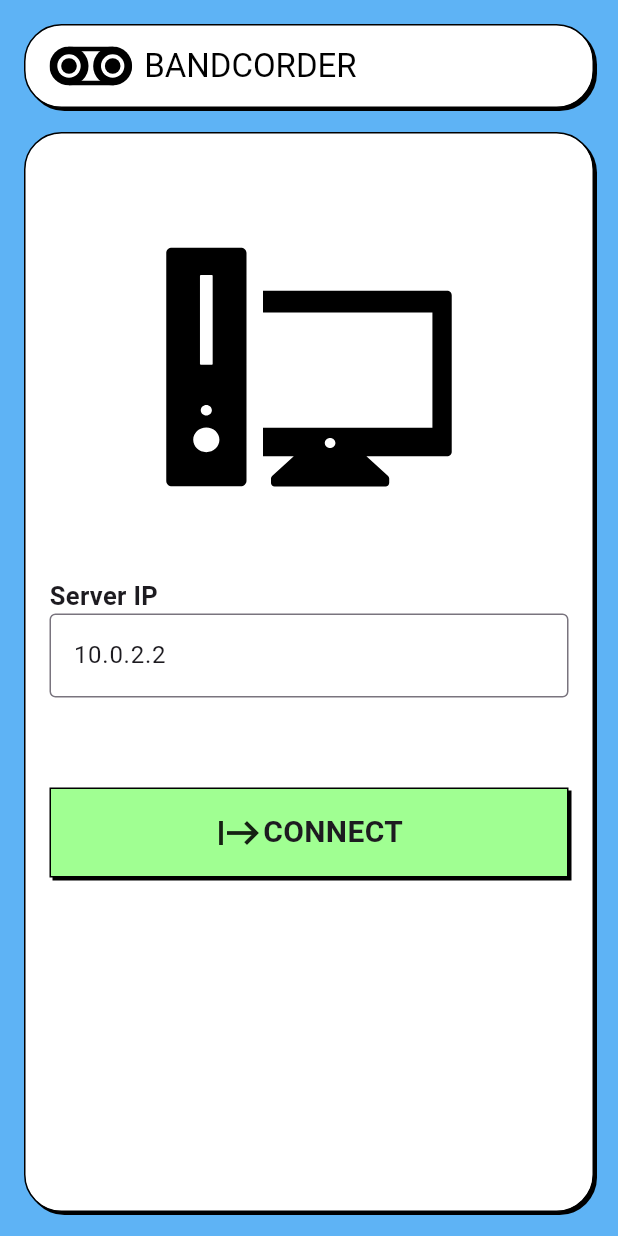
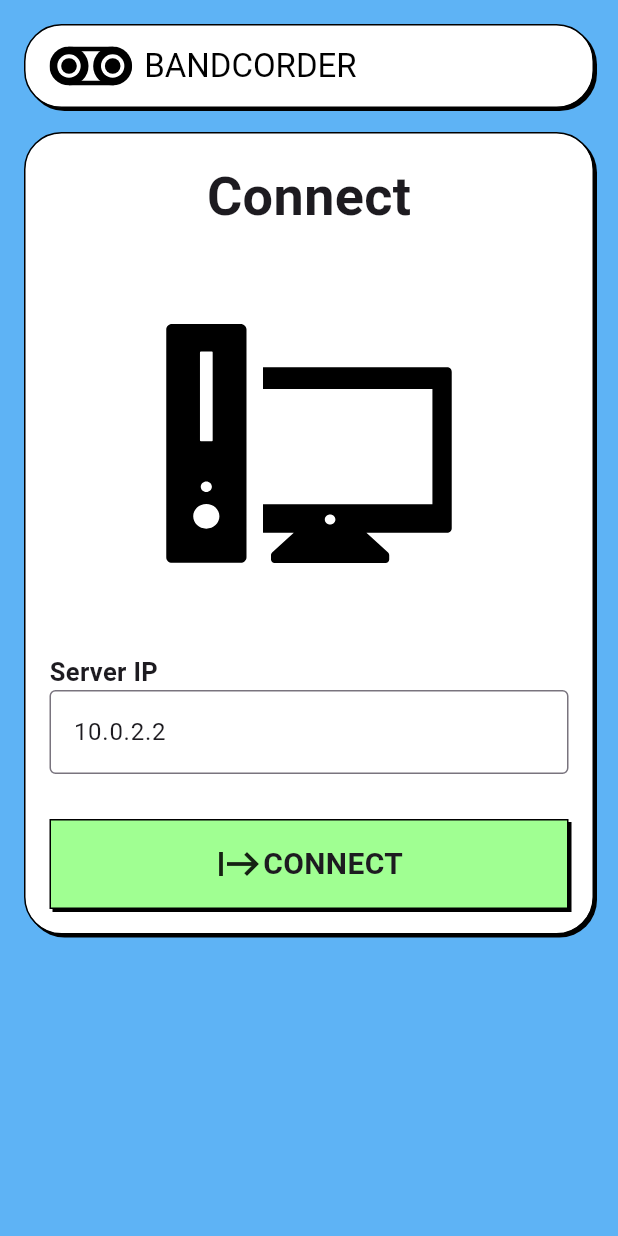
Before and after one commit to steffsommer/bandcorder, a Flutter app: the screen it shows after launch, on a phone screen of 412 x 824 dp. Run offline on Flutter 3.47's test engine with Material 3 defaults, Android fonts, the phone set to English and light mode, and no system bars; our stand-ins replace flutter_svg, fluttertoast.

Commit message:
finalized connect page

```diff
--- a/app/lib/contants.dart
+++ b/app/lib/contants.dart
@@ -13,6 +13,7 @@ class Constants {
 
   static const textSizeNormal = 17.0;
   static const textSizeBigger = 20.0;
+  static const textSizeBiggest = 36.0;
   static const boxShadow = [
     BoxShadow(
       color: Colors.black,
--- a/app/lib/pages/connect_page.dart
+++ b/app/lib/pages/connect_page.dart
@@ -1,11 +1,12 @@
 import 'package:bandcorder/contants.dart';
+import 'package:bandcorder/pages/record_page.dart';
 import 'package:bandcorder/widgets/custom_app_bar.dart';
-import 'package:bandcorder/pages/record_page.dart';
 import 'package:bandcorder/widgets/custom_card.dart';
+import 'package:bandcorder/widgets/heading.dart';
 import 'package:flutter/material.dart';
 import 'package:flutter_svg/svg.dart';
+
 import '../services/web_socket_service.dart';
-import '../widgets/custom_text_field.dart';
 import '../widgets/custom_button.dart';
 
 class ConnectPage extends StatefulWidget {
@@ -17,17 +18,30 @@ class ConnectPage extends StatefulWidget {
 
 class ConnectPageState extends State<ConnectPage> {
   final WebSocketService _socketService = WebSocketService();
-
   String _textFieldValue = '10.0.2.2';
+  bool _isConnecting = false;
 
   void connect() async {
+    setState(() {
+      _isConnecting = true;
+    });
+
+    try {
       await _socketService.connect(_textFieldValue);
+      if (!context.mounted) {
+        throw StateError("State is not mounted");
+      }
       Navigator.push(
         context,
         MaterialPageRoute<void>(
           builder: (context) => const RecordPage(),
         ),
       );
+    } catch (e) {
+      setState(() {
+        _isConnecting = false;
+      });
+    }
   }
 
   @override
@@ -39,6 +53,7 @@ class ConnectPageState extends State<ConnectPage> {
         child: CustomCard(
           child: Column(
             children: [
+              const Heading(message: "Connect"),
               const SizedBox(height: 60),
               SvgPicture.asset("assets/desktop_pc.svg",
                   semanticsLabel: "Bandcorder logo", height: 160),
@@ -52,31 +67,39 @@ class ConnectPageState extends State<ConnectPage> {
                       fontWeight: FontWeight.bold),
                 ),
               ),
-              CustomTextField(
-                defaultValue: _textFieldValue,
-                labelText: '',
+              TextFormField(
+                  initialValue: _textFieldValue,
+                  decoration: const InputDecoration(
+                    border: OutlineInputBorder(),
+                  ),
                   onChanged: (value) {
                     setState(() {
                       _textFieldValue = value;
                     });
-                },
-              ),
-              const SizedBox(height: 60),
-              CustomButton(
+                  }),
+              const SizedBox(height: 30),
+              SizedBox(
+                height: 60,
+                child: Center(
+                    child: _isConnecting
+                        ? const CircularProgressIndicator()
+                        : CustomButton(
                             color: Constants.colorGreen,
                             onPressed: connect,
                             children: const [
                               Icon(
                                 Icons.start,
                                 size: 32.0,
-                    semanticLabel: 'Text to announce in accessibility modes',
+                                semanticLabel:
+                                    'Text to announce in accessibility modes',
                               ),
                               Text("CONNECT",
                                   style: TextStyle(
                                       fontSize: Constants.textSizeBigger,
                                       fontWeight: FontWeight.bold)),
                             ],
-              ),
+                          )),
+              )
             ],
           ),
         ),
--- a/app/lib/services/toast_service.dart
+++ b/app/lib/services/toast_service.dart
@@ -10,7 +10,7 @@ class ToastService {
         gravity: ToastGravity.TOP,
         backgroundColor: Constants.colorGreen,
         textColor: Colors.black,
-        fontSize: 16.0);
+        fontSize: Constants.textSizeNormal);
   }
 
   void toastError(String msg) {
@@ -20,6 +20,6 @@ class ToastService {
         gravity: ToastGravity.TOP,
         backgroundColor: Constants.colorPurple,
         textColor: Colors.black,
-        fontSize: 16.0);
+        fontSize: Constants.textSizeNormal);
   }
 }
--- a/app/lib/widgets/custom_card.dart
+++ b/app/lib/widgets/custom_card.dart
@@ -10,7 +10,8 @@ class CustomCard extends StatelessWidget {
   Widget build(
     BuildContext context,
   ) {
-    return Container(
+    return IntrinsicHeight(
+        child: Container(
       decoration: BoxDecoration(
         color: Constants.colorSurface2,
         border: Constants.border,
@@ -19,6 +20,6 @@ class CustomCard extends StatelessWidget {
       ),
       padding: Constants.padding,
       child: child,
-    );
+    ));
   }
 }
--- a/app/lib/widgets/custom_text_field.dart
+++ /dev/null
@@ -1,22 +0,0 @@
-import 'package:flutter/material.dart';
-
-class CustomTextField extends StatelessWidget {
-  final Function(String) onChanged;
-  final String labelText;
-
-  final String? defaultValue;
-  const CustomTextField({super.key, required this.onChanged, required this.labelText, this.defaultValue});
-
-  @override
-  Widget build(BuildContext context) {
-    return TextFormField(
-      initialValue: defaultValue,
-      onChanged: onChanged,
-      decoration: InputDecoration(
-        border: const OutlineInputBorder(),
-        labelText: labelText,
-
-      ),
-    );
-  }
-}
--- /dev/null
+++ b/app/lib/widgets/heading.dart
@@ -0,0 +1,20 @@
+import 'package:flutter/cupertino.dart';
+
+import '../contants.dart';
+
+class Heading extends StatelessWidget {
+  final String _message;
+
+  const Heading({super.key, required String message}) : _message = message;
+
+  @override
+  Widget build(BuildContext context) {
+    return Text(
+      _message,
+      style: const TextStyle(
+        fontSize: Constants.textSizeBiggest,
+        fontWeight: FontWeight.bold,
+      ),
+    );
+  }
+}
```
Lines whose indentation alone changed are shown as unchanged.
